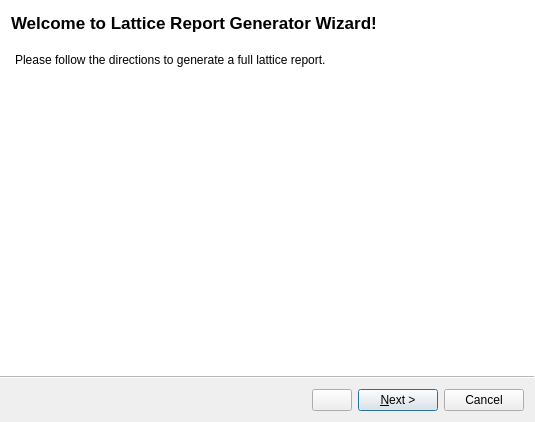
Above: src/pyelegant/guis/nsls2apcluster/genreport_wizard/wizard.ui from NSLS-II/PyELEGANT before the change. Below: the same form after it.
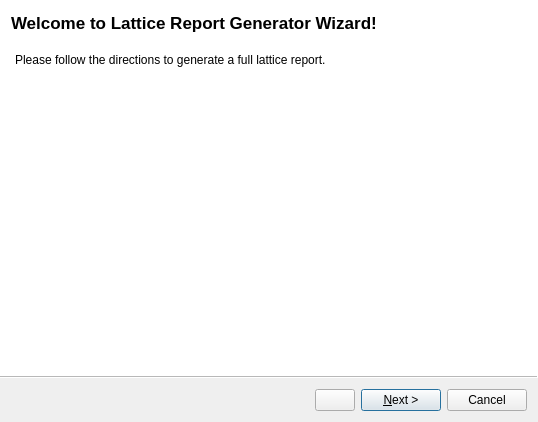
That is the form after the change. Custom widgets are drawn as their Qt base class.

Commit message: adding voltage-tau pre-scan ability for report wizard

What changed in the file:
```diff
--- a/src/pyelegant/guis/nsls2apcluster/genreport_wizard/wizard.ui
+++ b/src/pyelegant/guis/nsls2apcluster/genreport_wizard/wizard.ui
@@ -6,7 +6,7 @@
    <rect>
     <x>0</x>
     <y>0</y>
-    <width>535</width>
+    <width>538</width>
     <height>422</height>
    </rect>
   </property>
```
Left out of the diff: 273 changed lines with no effect on the pictures. Lines whose indentation alone changed are shown as unchanged. The commit also changes 2 other files.
